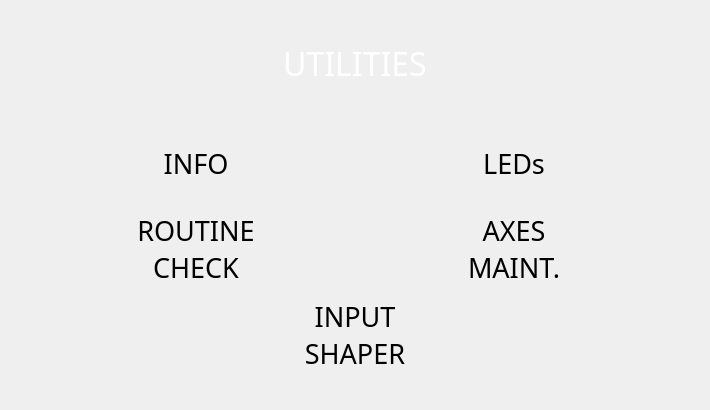
BlocksTechnology/BlocksScreen, file BlocksScreen/lib/ui/utilitiesStackedWidget.ui: the form before one commit.
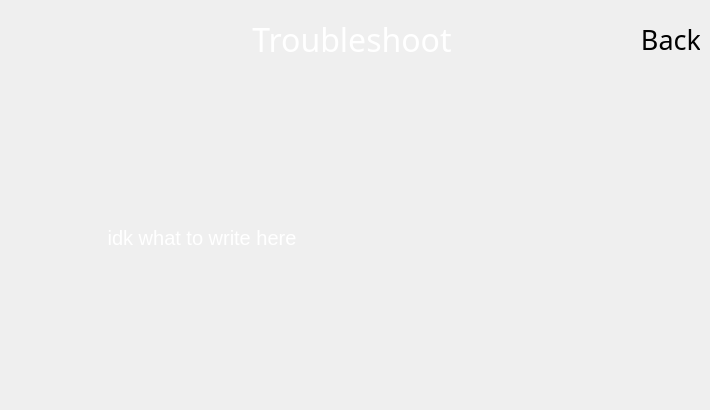
The form after the commit. The open tabs and pages were chosen to show the change. Custom widgets are drawn as their Qt base class.

Commit message: ADD: added troubleshoot page when any of the routine checks come with a "no"

Diff of the .ui file:
```diff
--- a/BlocksScreen/lib/ui/utilitiesStackedWidget.ui
+++ b/BlocksScreen/lib/ui/utilitiesStackedWidget.ui
@@ -18,8 +18,8 @@
   </property>
   <property name="maximumSize">
    <size>
-    <width>999</width>
-    <height>462999</height>
+    <width>710</width>
+    <height>488</height>
    </size>
   </property>
   <property name="windowTitle">
@@ -29,17 +29,30 @@
    <number>6</number>
   </property>
   <widget class="QWidget" name="utilities_page">
-   <layout class="QVBoxLayout" name="verticalLayout_2">
-    <item>
+   <widget class="QWidget" name="">
+    <property name="geometry">
+     <rect>
+      <x>10</x>
+      <y>10</y>
+      <width>691</width>
+      <height>71</height>
+     </rect>
+    </property>
      <layout class="QHBoxLayout" name="utilities_header_layout">
       <item>
        <widget class="QLabel" name="utilities_title_label">
         <property name="sizePolicy">
-         <sizepolicy hsizetype="Preferred" vsizetype="Minimum">
+        <sizepolicy hsizetype="Expanding" vsizetype="Minimum">
           <horstretch>0</horstretch>
           <verstretch>0</verstretch>
          </sizepolicy>
         </property>
+       <property name="minimumSize">
+        <size>
+         <width>0</width>
+         <height>60</height>
+        </size>
+       </property>
         <property name="maximumSize">
          <size>
           <width>16777215</width>
@@ -56,7 +69,7 @@
          <string notr="true">background: transparent; color: white;</string>
         </property>
         <property name="text">
-         <string>UTILITIES</string>
+        <string>Utilities</string>
         </property>
         <property name="alignment">
          <set>Qt::AlignCenter</set>
@@ -67,13 +80,21 @@
        </widget>
       </item>
      </layout>
-    </item>
-    <item>
+   </widget>
+   <widget class="QWidget" name="">
+    <property name="geometry">
+     <rect>
+      <x>10</x>
+      <y>90</y>
+      <width>691</width>
+      <height>311</height>
+     </rect>
+    </property>
      <layout class="QGridLayout" name="utilities_content_layout">
       <item row="1" column="1">
        <widget class="BlocksCustomButton" name="utilities_axes_btn">
         <property name="sizePolicy">
-         <sizepolicy hsizetype="Minimum" vsizetype="Expanding">
+        <sizepolicy hsizetype="Expanding" vsizetype="Expanding">
           <horstretch>0</horstretch>
           <verstretch>0</verstretch>
          </sizepolicy>
@@ -134,7 +155,7 @@
       <item row="0" column="0">
        <widget class="BlocksCustomButton" name="utilities_info_btn">
         <property name="sizePolicy">
-         <sizepolicy hsizetype="Minimum" vsizetype="Expanding">
+        <sizepolicy hsizetype="Expanding" vsizetype="Expanding">
           <horstretch>0</horstretch>
           <verstretch>0</verstretch>
          </sizepolicy>
@@ -194,7 +215,7 @@
       <item row="1" column="0">
        <widget class="BlocksCustomButton" name="utilities_routine_check_btn">
         <property name="sizePolicy">
-         <sizepolicy hsizetype="Minimum" vsizetype="Expanding">
+        <sizepolicy hsizetype="Expanding" vsizetype="Expanding">
           <horstretch>0</horstretch>
           <verstretch>0</verstretch>
          </sizepolicy>
@@ -255,7 +276,7 @@
       <item row="0" column="1">
        <widget class="BlocksCustomButton" name="utilities_leds_btn">
         <property name="sizePolicy">
-         <sizepolicy hsizetype="Minimum" vsizetype="Expanding">
+        <sizepolicy hsizetype="Expanding" vsizetype="Expanding">
           <horstretch>0</horstretch>
           <verstretch>0</verstretch>
          </sizepolicy>
@@ -315,7 +336,7 @@
       <item row="2" column="0" colspan="2" alignment="Qt::AlignHCenter">
        <widget class="BlocksCustomButton" name="utilities_input_shaper_btn">
         <property name="sizePolicy">
-         <sizepolicy hsizetype="Minimum" vsizetype="Expanding">
+        <sizepolicy hsizetype="Expanding" vsizetype="Expanding">
           <horstretch>0</horstretch>
           <verstretch>0</verstretch>
          </sizepolicy>
@@ -374,8 +395,7 @@
        </widget>
       </item>
      </layout>
-    </item>
-   </layout>
+   </widget>
   </widget>
   <widget class="QWidget" name="info_page">
    <layout class="QVBoxLayout" name="verticalLayout_3">
@@ -3149,65 +3169,6 @@
     </item>
    </layout>
   </widget>
-  <widget class="QWidget" name="wait_page">
-   <layout class="QVBoxLayout" name="verticalLayout_10">
-    <item>
-     <layout class="QHBoxLayout" name="horizontalLayout">
-      <item>
-       <widget class="QLabel" name="wp_title">
-        <property name="maximumSize">
-         <size>
-          <width>16777215</width>
-          <height>60</height>
-         </size>
-        </property>
-        <property name="font">
-         <font>
-          <family>Momcake</family>
-          <pointsize>24</pointsize>
-         </font>
-        </property>
-        <property name="styleSheet">
-         <string notr="true">background: transparent; color: white;</string>
-        </property>
-        <property name="text">
-         <string>Please Wait a Moment</string>
-        </property>
-        <property name="alignment">
-         <set>Qt::AlignCenter</set>
-        </property>
-        <property name="class" stdset="0">
-         <string>title_text</string>
-        </property>
-       </widget>
-      </item>
-     </layout>
-    </item>
-    <item>
-     <layout class="QGridLayout" name="gridLayout_2">
-      <item row="0" column="0">
-       <widget class="QLabel" name="wp_label">
-        <property name="sizePolicy">
-         <sizepolicy hsizetype="Preferred" vsizetype="Expanding">
-          <horstretch>0</horstretch>
-          <verstretch>0</verstretch>
-         </sizepolicy>
-        </property>
-        <property name="text">
-         <string>[Insert Smth here]</string>
-        </property>
-        <property name="alignment">
-         <set>Qt::AlignCenter</set>
-        </property>
-        <property name="wordWrap">
-         <bool>true</bool>
-        </property>
-       </widget>
-      </item>
-     </layout>
-    </item>
-   </layout>
-  </widget>
   <widget class="QWidget" name="leds_slider_page">
    <layout class="QVBoxLayout" name="verticalLayout_11">
     <item>
@@ -3534,6 +3495,207 @@
     </item>
    </layout>
   </widget>
+  <widget class="QWidget" name="troulbeshoot_page">
+   <layout class="QVBoxLayout" name="verticalLayout">
+    <item>
+     <layout class="QHBoxLayout" name="tb_header_layout">
+      <item>
+       <spacer name="horizontalSpacer_11">
+        <property name="orientation">
+         <enum>Qt::Horizontal</enum>
+        </property>
+        <property name="sizeType">
+         <enum>QSizePolicy::Minimum</enum>
+        </property>
+        <property name="sizeHint" stdset="0">
+         <size>
+          <width>60</width>
+          <height>60</height>
+         </size>
+        </property>
+       </spacer>
+      </item>
+      <item>
+       <spacer name="horizontalSpacer_12">
+        <property name="orientation">
+         <enum>Qt::Horizontal</enum>
+        </property>
+        <property name="sizeType">
+         <enum>QSizePolicy::Expanding</enum>
+        </property>
+        <property name="sizeHint" stdset="0">
+         <size>
+          <width>139</width>
+          <height>60</height>
+         </size>
+        </property>
+       </spacer>
+      </item>
+      <item>
+       <widget class="QLabel" name="tb_tittle">
+        <property name="minimumSize">
+         <size>
+          <width>0</width>
+          <height>60</height>
+         </size>
+        </property>
+        <property name="maximumSize">
+         <size>
+          <width>16777215</width>
+          <height>60</height>
+         </size>
+        </property>
+        <property name="font">
+         <font>
+          <family>Momcake</family>
+          <pointsize>24</pointsize>
+         </font>
+        </property>
+        <property name="styleSheet">
+         <string notr="true">background: transparent; color: white;</string>
+        </property>
+        <property name="text">
+         <string>Troubleshoot</string>
+        </property>
+        <property name="alignment">
+         <set>Qt::AlignCenter</set>
+        </property>
+        <property name="class" stdset="0">
+         <string>title_text</string>
+        </property>
+       </widget>
+      </item>
+      <item>
+       <spacer name="horizontalSpacer_13">
+        <property name="orientation">
+         <enum>Qt::Horizontal</enum>
+        </property>
+        <property name="sizeType">
+         <enum>QSizePolicy::Expanding</enum>
+        </property>
+        <property name="sizeHint" stdset="0">
+         <size>
+          <width>0</width>
+          <height>60</height>
+         </size>
+        </property>
+       </spacer>
+      </item>
+      <item>
+       <widget class="IconButton" name="tb_back_btn">
+        <property name="sizePolicy">
+         <sizepolicy hsizetype="MinimumExpanding" vsizetype="MinimumExpanding">
+          <horstretch>0</horstretch>
+          <verstretch>0</verstretch>
+         </sizepolicy>
+        </property>
+        <property name="minimumSize">
+         <size>
+          <width>60</width>
+          <height>60</height>
+         </size>
+        </property>
+        <property name="maximumSize">
+         <size>
+          <width>60</width>
+          <height>60</height>
+         </size>
+        </property>
+        <property name="font">
+         <font>
+          <family>Momcake</family>
+          <pointsize>20</pointsize>
+          <italic>false</italic>
+          <stylestrategy>PreferAntialias</stylestrategy>
+         </font>
+        </property>
+        <property name="mouseTracking">
+         <bool>false</bool>
+        </property>
+        <property name="tabletTracking">
+         <bool>true</bool>
+        </property>
+        <property name="contextMenuPolicy">
+         <enum>Qt::NoContextMenu</enum>
+        </property>
+        <property name="layoutDirection">
+         <enum>Qt::LeftToRight</enum>
+        </property>
+        <property name="styleSheet">
+         <string notr="true"/>
+        </property>
+        <property name="text">
+         <string>Back</string>
+        </property>
+        <property name="autoDefault">
+         <bool>false</bool>
+        </property>
+        <property name="flat">
+         <bool>true</bool>
+        </property>
+        <property name="class" stdset="0">
+         <string>menu_btn</string>
+        </property>
+        <property name="button_type" stdset="0">
+         <string>icon</string>
+        </property>
+        <property name="icon_pixmap" stdset="0">
+         <pixmap resource="resources/icon_resources.qrc">:/ui/media/btn_icons/back.svg</pixmap>
+        </property>
+       </widget>
+      </item>
+     </layout>
+    </item>
+    <item>
+     <layout class="QHBoxLayout" name="horizontalLayout">
+      <item>
+       <layout class="QVBoxLayout" name="verticalLayout_10">
+        <item>
+         <widget class="QLabel" name="label_4">
+          <property name="sizePolicy">
+           <sizepolicy hsizetype="Expanding" vsizetype="Expanding">
+            <horstretch>0</horstretch>
+            <verstretch>0</verstretch>
+           </sizepolicy>
+          </property>
+          <property name="font">
+           <font>
+            <pointsize>15</pointsize>
+           </font>
+          </property>
+          <property name="styleSheet">
+           <string notr="true">color:white</string>
+          </property>
+          <property name="text">
+           <string>idk what to write here</string>
+          </property>
+          <property name="alignment">
+           <set>Qt::AlignCenter</set>
+          </property>
+         </widget>
+        </item>
+       </layout>
+      </item>
+      <item>
+       <widget class="QWidget" name="widget" native="true">
+        <property name="minimumSize">
+         <size>
+          <width>300</width>
+          <height>300</height>
+         </size>
+        </property>
+        <property name="autoFillBackground">
+         <bool>true</bool>
+        </property>
+        <property name="styleSheet">
+         <string notr="true">color:white</string>
+        </property>
+       </widget>
+      </item>
+     </layout>
+    </item>
+   </layout>
+  </widget>
  </widget>
  <customwidgets>
   <customwidget>
```
Left out of the diff: 6 changed lines with no effect on the pictures. Lines whose indentation alone changed are shown as unchanged. The commit also changes 2 other files.
